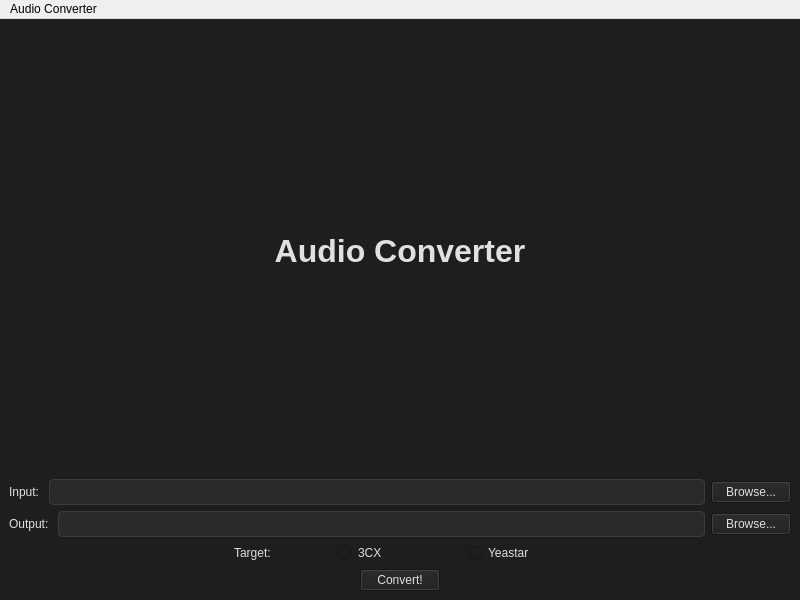
The window that Qt/mainwindow.ui (Trixelit/AudioConverter) describes before a commit, drawn with Qt 5.
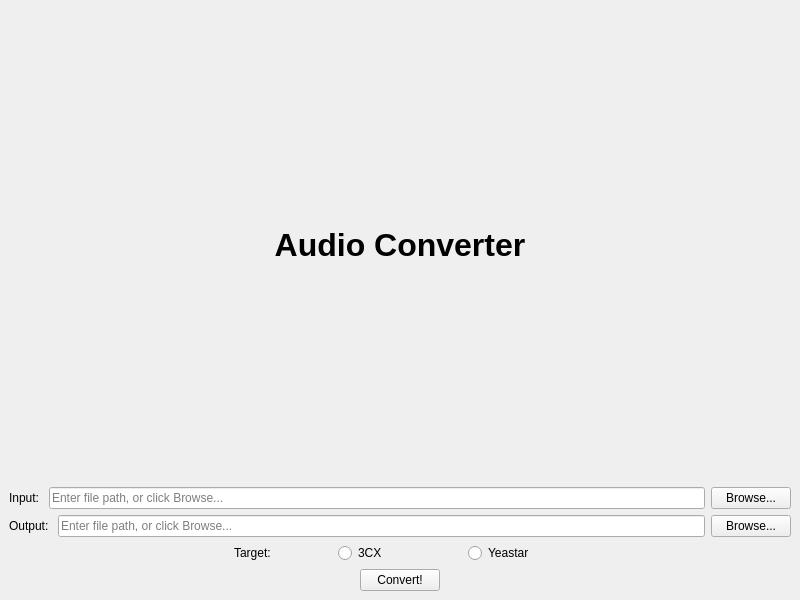
The same window after the commit.

Commit message: the 'i accidentally lost all my source code and had to rewrite it so it was in the repository' commit™

The edit to the form file:
```diff
--- a/Qt/mainwindow.ui
+++ b/Qt/mainwindow.ui
@@ -18,17 +18,7 @@
   </property>
   <widget class="QWidget" name="centralwidget">
    <property name="styleSheet">
-    <string notr="true">QWidget {
-    background-color: #1e1e1e;
-    color: #e0e0e0;
-}
-
-QLineEdit {
-    background-color: #2a2a2a;
-    border: 1px solid #3c3c3c;
-    padding: 4px;
-    border-radius: 4px;
-}</string>
+    <string notr="true"/>
    </property>
    <layout class="QVBoxLayout" name="verticalLayout">
     <item>
@@ -65,6 +55,9 @@
         <property name="styleSheet">
          <string notr="true"/>
         </property>
+        <property name="placeholderText">
+         <string>Enter file path, or click Browse...</string>
+        </property>
        </widget>
       </item>
       <item>
@@ -90,6 +83,9 @@
         <property name="styleSheet">
          <string notr="true"/>
         </property>
+        <property name="placeholderText">
+         <string>Enter file path, or click Browse...</string>
+        </property>
        </widget>
       </item>
       <item>
@@ -195,22 +191,6 @@
     </item>
    </layout>
   </widget>
-  <widget class="QMenuBar" name="menubar">
-   <property name="geometry">
-    <rect>
-     <x>0</x>
-     <y>0</y>
-     <width>800</width>
-     <height>21</height>
-    </rect>
-   </property>
-   <widget class="QMenu" name="menuAudio_Converter">
-    <property name="title">
-     <string>Audio Converter</string>
-    </property>
-   </widget>
-   <addaction name="menuAudio_Converter"/>
-  </widget>
  </widget>
  <resources/>
  <connections/>
```
Left out of the diff: 2 changed lines with no effect on the pictures. The commit also changes 2 other files.
